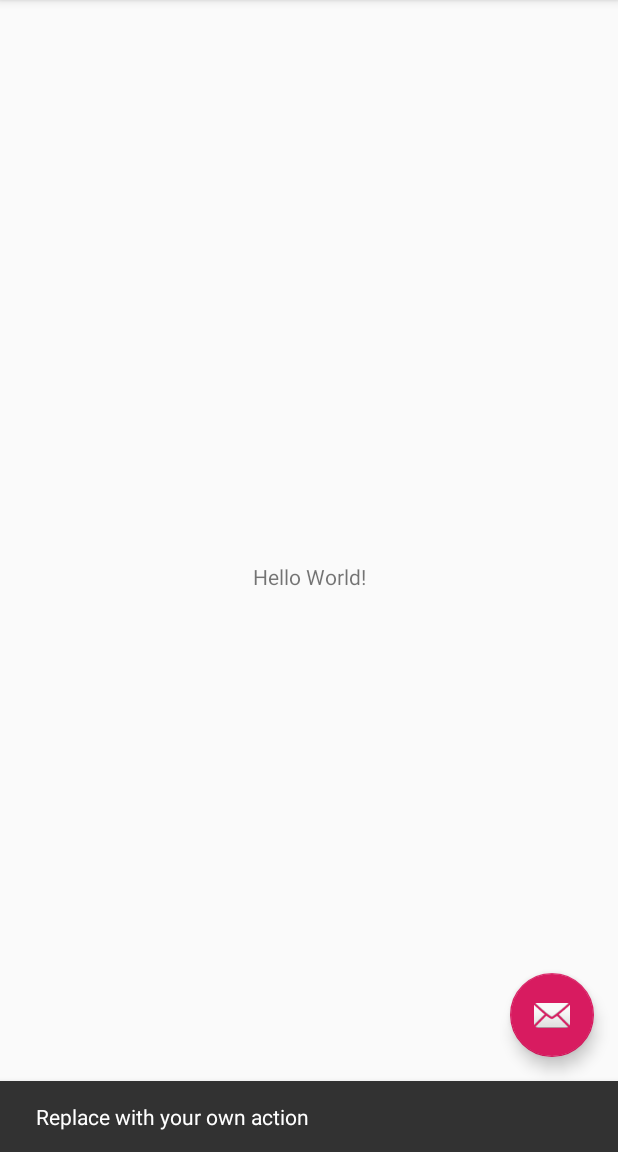
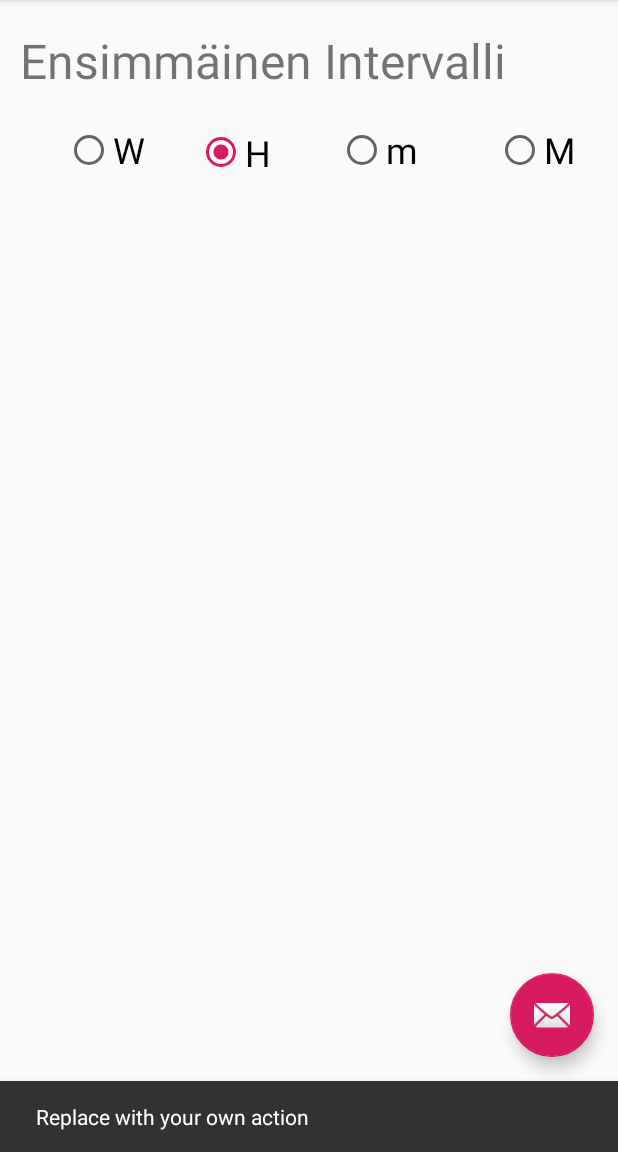
Before and after one commit to sangervu/MatchMusicScalesAndroid, an Android app: the screen it shows after launch (MainActivity), after a tap on an icon or button, on a phone screen of 412 x 824 dp, the part 84-1236 px from its top. Run offline under Robolectric (Android 15) with nearby library versions, the phone set to English and light mode, and no system bars.

Commit message:
uusi näyttö

```diff
--- a/app/build.gradle
+++ b/app/build.gradle
@@ -26,4 +26,7 @@ dependencies {
     testImplementation 'junit:junit:4.12'
     androidTestImplementation 'com.android.support.test:runner:1.0.2'
     androidTestImplementation 'com.android.support.test.espresso:espresso-core:3.0.2'
+    implementation 'com.android.support:recyclerview-v7:28.0.0'
+    implementation 'com.android.support:support-v4:28.0.0'
+    implementation 'com.android.support:cardview-v7:28.0.0'
 }
--- a/app/src/main/res/layout/content_main.xml
+++ b/app/src/main/res/layout/content_main.xml
@@ -2,19 +2,88 @@
 <android.support.constraint.ConstraintLayout xmlns:android="http://schemas.android.com/apk/res/android"
     xmlns:app="http://schemas.android.com/apk/res-auto"
     xmlns:tools="http://schemas.android.com/tools"
+    android:id="@+id/IntervalFirst"
     android:layout_width="match_parent"
     android:layout_height="match_parent"
+    android:padding="5dp"
     app:layout_behavior="@string/appbar_scrolling_view_behavior"
     tools:context=".MainActivity"
+    tools:layout_margin="5dp"
     tools:showIn="@layout/activity_main">
 
-    <TextView
-        android:layout_width="wrap_content"
-        android:layout_height="wrap_content"
-        android:text="Hello World!"
-        app:layout_constraintBottom_toBottomOf="parent"
-        app:layout_constraintLeft_toLeftOf="parent"
-        app:layout_constraintRight_toRightOf="parent"
-        app:layout_constraintTop_toTopOf="parent" />
+    <RadioGroup
+        android:id="@+id/Intervalli1"
+        android:layout_width="386dp"
+        android:layout_height="137dp"
+        android:layout_marginTop="8dp"
+        android:checkedButton="@+id/radioButton12"
+        android:visibility="visible"
+        app:layout_constraintEnd_toEndOf="parent"
+        app:layout_constraintStart_toStartOf="parent"
+        app:layout_constraintTop_toTopOf="parent">
+
+        <TextView
+            android:id="@+id/textView2"
+            android:layout_width="wrap_content"
+            android:layout_height="44dp"
+            android:layout_marginTop="5dp"
+            android:layout_marginBottom="5dp"
+            android:text="@string/ensimm_inen_intervalli"
+            android:textSize="32sp"
+            app:layout_constraintBottom_toTopOf="@+id/IntervalFirst"
+            app:layout_constraintEnd_toEndOf="parent"
+            app:layout_constraintHorizontal_bias="0.6"
+            app:layout_constraintStart_toStartOf="parent"
+            app:layout_constraintTop_toTopOf="parent"
+            tools:layout_width="wrap_content" />
+
+        <LinearLayout
+            android:layout_width="391dp"
+            android:layout_height="64dp"
+            android:layout_marginStart="30dp"
+            android:layout_marginLeft="30dp"
+            app:layout_constraintEnd_toEndOf="parent"
+            app:layout_constraintStart_toStartOf="parent"
+            app:layout_constraintTop_toBottomOf="@+id/textView2">
+
+            <RadioButton
+                android:id="@+id/radioButton11"
+                android:layout_width="88dp"
+                android:layout_height="match_parent"
+                android:checked="false"
+                android:clickable="true"
+                android:focusable="auto"
+                android:text="@string/w"
+                android:textSize="24sp"
+                tools:layout_height="match_parent" />
+
+            <RadioButton
+                android:id="@+id/radioButton12"
+                android:layout_width="94dp"
+                android:layout_height="67dp"
+                android:checked="false"
+                android:clickable="true"
+                android:focusable="auto"
+                android:text="@string/h"
+                android:textSize="24sp" />
+
+            <RadioButton
+                android:id="@+id/radioButton13"
+                android:layout_width="105dp"
+                android:layout_height="match_parent"
+                android:clickable="true"
+                android:focusable="auto"
+                android:text="@string/m"
+                android:textSize="24sp" />
+
+            <RadioButton
+                android:id="@+id/radioButton14"
+                android:layout_width="match_parent"
+                android:layout_height="match_parent"
+                android:clickable="true"
+                android:text="@string/M"
+                android:textSize="24sp" />
+        </LinearLayout>
+    </RadioGroup>
 
 </android.support.constraint.ConstraintLayout>
--- a/app/src/main/res/values/strings.xml
+++ b/app/src/main/res/values/strings.xml
@@ -1,4 +1,9 @@
 <resources>
     <string name="app_name">MatchMusicScales</string>
     <string name="action_settings">Settings</string>
+    <string name="w">W</string>
+    <string name="h">H</string>
+    <string name="m">m</string>
+    <string name="M">M</string>
+    <string name="ensimm_inen_intervalli">Ensimmäinen Intervalli</string>
 </resources>
```
